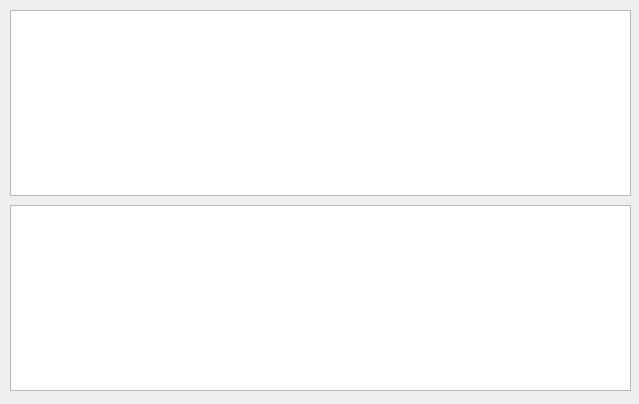
First picture: the form in ImportView.ui, repository xxr0ss/CrossPE, before the edit.
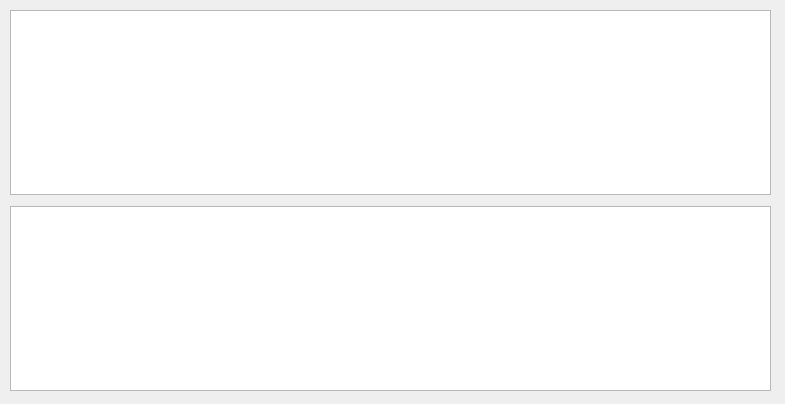
Second picture: the form after the edit.

Commit message: add Import Table View support

```diff
--- a/ImportView.ui
+++ b/ImportView.ui
@@ -6,7 +6,7 @@
    <rect>
     <x>0</x>
     <y>0</y>
-    <width>639</width>
+    <width>785</width>
     <height>404</height>
    </rect>
   </property>
@@ -23,13 +23,26 @@
     <rect>
      <x>10</x>
      <y>10</y>
-     <width>621</width>
+     <width>761</width>
      <height>381</height>
     </rect>
    </property>
    <layout class="QVBoxLayout" name="verticalLayout">
     <item>
-     <widget class="QTableView" name="tableView"/>
+     <widget class="QTableWidget" name="dllsTable"/>
+    </item>
+    <item>
+     <spacer name="verticalSpacer_2">
+      <property name="orientation">
+       <enum>Qt::Vertical</enum>
+      </property>
+      <property name="sizeHint" stdset="0">
+       <size>
+        <width>20</width>
+        <height>10</height>
+       </size>
+      </property>
+     </spacer>
     </item>
     <item>
      <spacer name="verticalSpacer">
```
Left out of the diff: 2 changed lines with no effect on the pictures. The commit also changes 10 other files.
